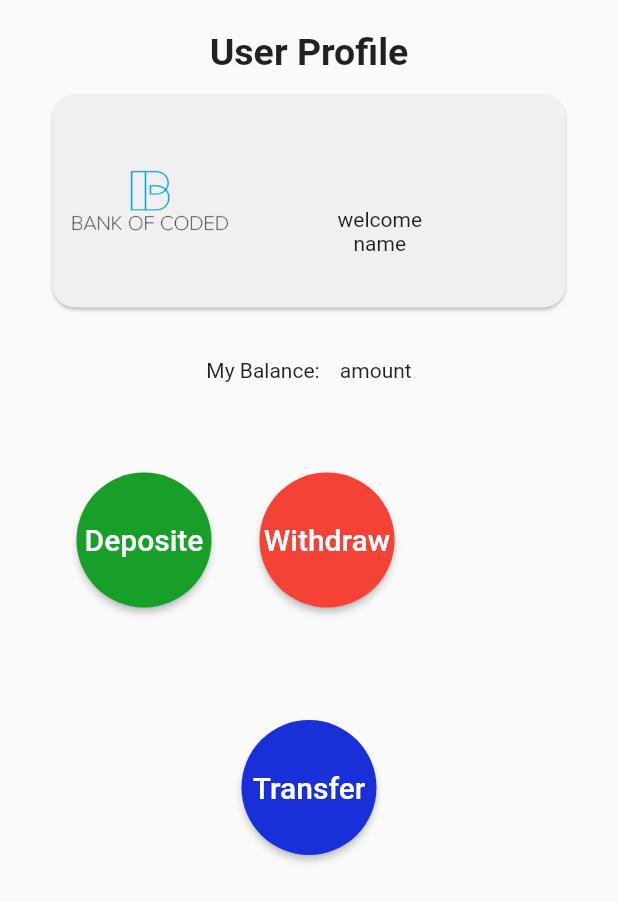
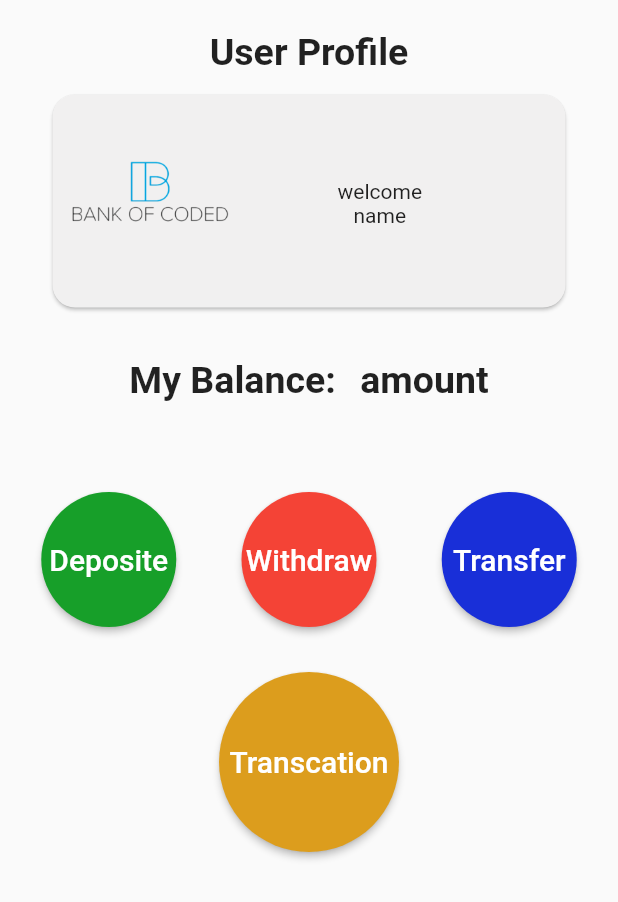
Before and after one commit to AhmedHajeyah/bankofcoded, a Flutter app: the screen it shows after launch, on a phone screen of 412 x 824 dp. Shown: the top 902 px of the screen. Run offline on Flutter 3.47's test engine with Material 2 defaults, Android fonts, the phone set to English and light mode, and no system bars; our stand-ins replace dio, go_router, image_picker, shared_preferences; missing offline and left inert: jwt_decode; accounts and stored records are empty; generated files the repository leaves out were written again.

Commit message:
userprofile page done

```diff
--- a/lib/pages/details_page.dart
+++ b/lib/pages/details_page.dart
@@ -29,9 +29,11 @@ class DetailsPage extends StatelessWidget {
                   borderRadius: BorderRadius.circular(15.0),
                 ),
                 color: Color.fromARGB(39, 241, 240, 240).withOpacity(1),
-                child: Row(children: [
+                child: Column(
+                  children: [
+                    Row(children: [
                       Container(
-                      margin: EdgeInsets.only(left: 10),
+                          margin: EdgeInsets.only(left: 10, top: 10),
                           child: CircleAvatar(
                             radius: 55.0,
                             backgroundColor: Colors.transparent,
@@ -43,13 +45,11 @@ class DetailsPage extends StatelessWidget {
                       SizedBox(
                         width: 70,
                       ),
+                      Column(
+                        children: [
                           Container(
                             margin: EdgeInsets.only(
-                      top: 75,
-                    ),
-                    child: Container(
-                      margin: EdgeInsets.only(
-                        bottom: 30,
+                              top: 25,
                             ),
                             child: Column(
                               children: [
@@ -62,8 +62,11 @@ class DetailsPage extends StatelessWidget {
                               ],
                             ),
                           ),
+                        ],
                       ),
                     ]),
+                  ],
+                ),
               ),
             ),
             Container(
@@ -73,27 +76,35 @@ class DetailsPage extends StatelessWidget {
               child: Row(
                 mainAxisAlignment: MainAxisAlignment.center,
                 children: [
-                  Text("My Balance: "),
+                  Text(
+                    "My Balance: ",
+                    style: TextStyle(fontSize: 25, fontWeight: FontWeight.bold),
+                  ),
                   Container(
                       padding: EdgeInsets.only(
                         left: 10,
                       ),
-                      child: Text("amount"))
+                      child: Text(
+                        "amount",
+                        style: TextStyle(
+                            fontSize: 25, fontWeight: FontWeight.bold),
+                      ))
                 ],
               ),
             ),
             Container(
-              margin: EdgeInsets.only(top: 30, left: 35),
+              margin: EdgeInsets.only(
+                top: 30,
+              ),
               child: Container(
                 margin: EdgeInsets.only(
                   top: 30,
                 ),
                 child: Center(
                   child: Row(
+                    mainAxisAlignment: MainAxisAlignment.spaceEvenly,
                     children: [
-                      Center(
-                        child: Container(
-                          child: Column(
+                      Column(
                         children: [
                           ElevatedButton(
                             style: ElevatedButton.styleFrom(
@@ -103,8 +114,8 @@ class DetailsPage extends StatelessWidget {
                               width: 90,
                               height: 90,
                               alignment: Alignment.center,
-                                  decoration: const BoxDecoration(
-                                      shape: BoxShape.circle),
+                              decoration:
+                                  const BoxDecoration(shape: BoxShape.circle),
                               child: Center(
                                 child: const Text(
                                   'Deposite',
@@ -116,10 +127,7 @@ class DetailsPage extends StatelessWidget {
                           ),
                         ],
                       ),
-                        ),
-                      ),
-                      Container(
-                        child: Column(
+                      Column(
                         children: [
                           ElevatedButton(
                             style: ElevatedButton.styleFrom(
@@ -142,16 +150,7 @@ class DetailsPage extends StatelessWidget {
                           ),
                         ],
                       ),
-                      ),
-                    ],
-                  ),
-                ),
-              ),
-            ),
                       Container(
-              margin: EdgeInsets.only(
-                top: 75,
-              ),
                         child: Column(
                           children: [
                             ElevatedButton(
@@ -162,7 +161,8 @@ class DetailsPage extends StatelessWidget {
                                 width: 90,
                                 height: 90,
                                 alignment: Alignment.center,
-                      decoration: const BoxDecoration(shape: BoxShape.circle),
+                                decoration:
+                                    const BoxDecoration(shape: BoxShape.circle),
                                 child: Center(
                                   child: const Text(
                                     'Transfer',
@@ -178,6 +178,40 @@ class DetailsPage extends StatelessWidget {
                     ],
                   ),
                 ),
+              ),
+            ),
+            Column(
+              children: [
+                Center(
+                  child: Container(
+                    margin: EdgeInsets.only(
+                      top: 30,
+                    ),
+                    child: ElevatedButton(
+                      style: ElevatedButton.styleFrom(
+                          shape: const CircleBorder(),
+                          primary: Color.fromARGB(255, 220, 157, 29)),
+                      child: Container(
+                        width: 130,
+                        height: 120,
+                        alignment: Alignment.center,
+                        decoration: const BoxDecoration(shape: BoxShape.circle),
+                        child: Center(
+                          child: const Text(
+                            'Transcation',
+                            style: TextStyle(fontSize: 20),
+                          ),
+                        ),
+                      ),
+                      onPressed: () {},
+                    ),
+                  ),
+                ),
+              ],
+            ),
+          ],
+        ),
+      ),
     );
   }
 }
```
Lines whose indentation alone changed are shown as unchanged.
